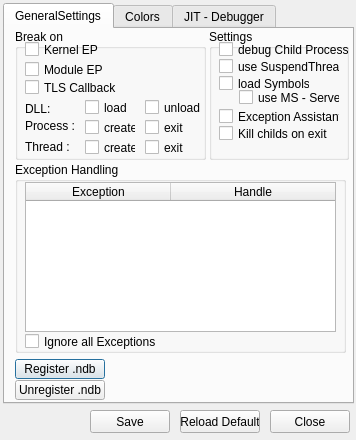
The window that qtUintDebugger/qtDLGOption.ui (0x1-1/uintDebugger) describes before a commit, drawn with Qt 5.
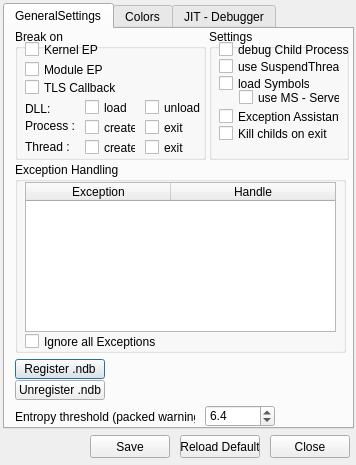
The same window after the commit.

The edit to the form file:
```diff
--- a/qtUintDebugger/qtDLGOption.ui
+++ b/qtUintDebugger/qtDLGOption.ui
@@ -10,7 +10,7 @@
     <x>0</x>
     <y>0</y>
     <width>356</width>
-    <height>440</height>
+    <height>465</height>
    </rect>
   </property>
   <property name="windowTitle">
@@ -22,7 +22,7 @@
      <x>3</x>
      <y>3</y>
      <width>351</width>
-     <height>401</height>
+     <height>426</height>
     </rect>
    </property>
    <property name="currentIndex">
@@ -1348,7 +1348,7 @@
    <property name="geometry">
     <rect>
      <x>270</x>
-     <y>410</y>
+     <y>435</y>
      <width>80</width>
      <height>23</height>
     </rect>
@@ -1367,7 +1367,7 @@
    <property name="geometry">
     <rect>
      <x>90</x>
-     <y>410</y>
+     <y>435</y>
      <width>80</width>
      <height>23</height>
     </rect>
@@ -1386,7 +1386,7 @@
    <property name="geometry">
     <rect>
      <x>180</x>
-     <y>410</y>
+     <y>435</y>
      <width>80</width>
      <height>23</height>
     </rect>
```
Left out of the diff: 19 changed lines with no effect on the pictures.
